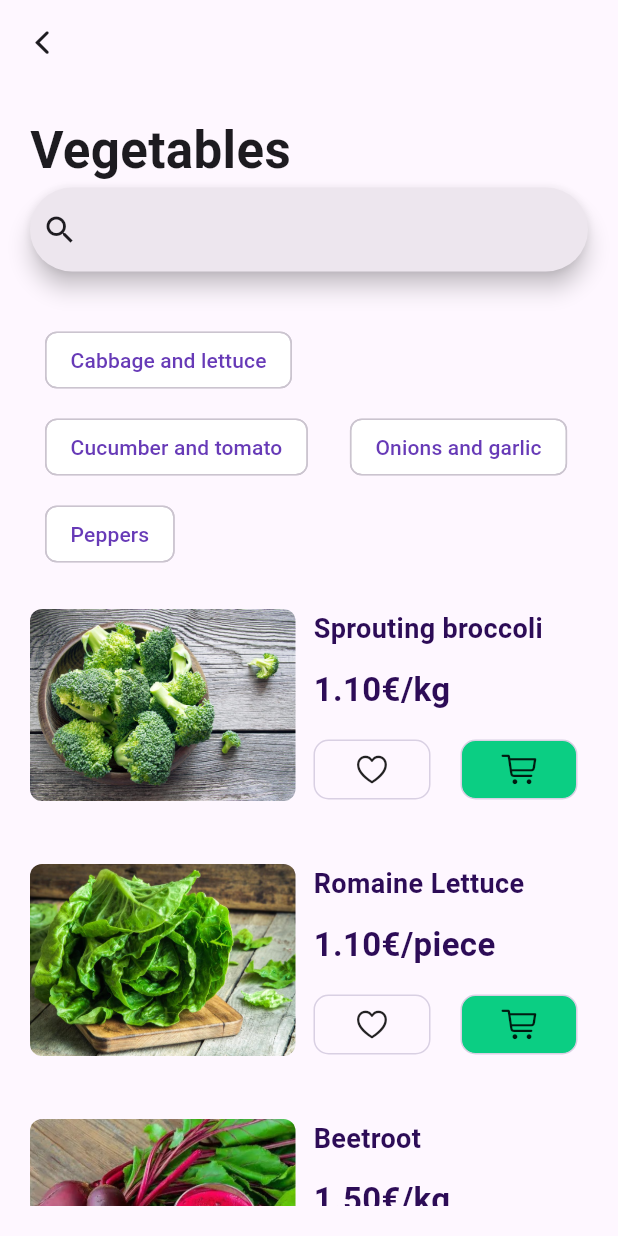
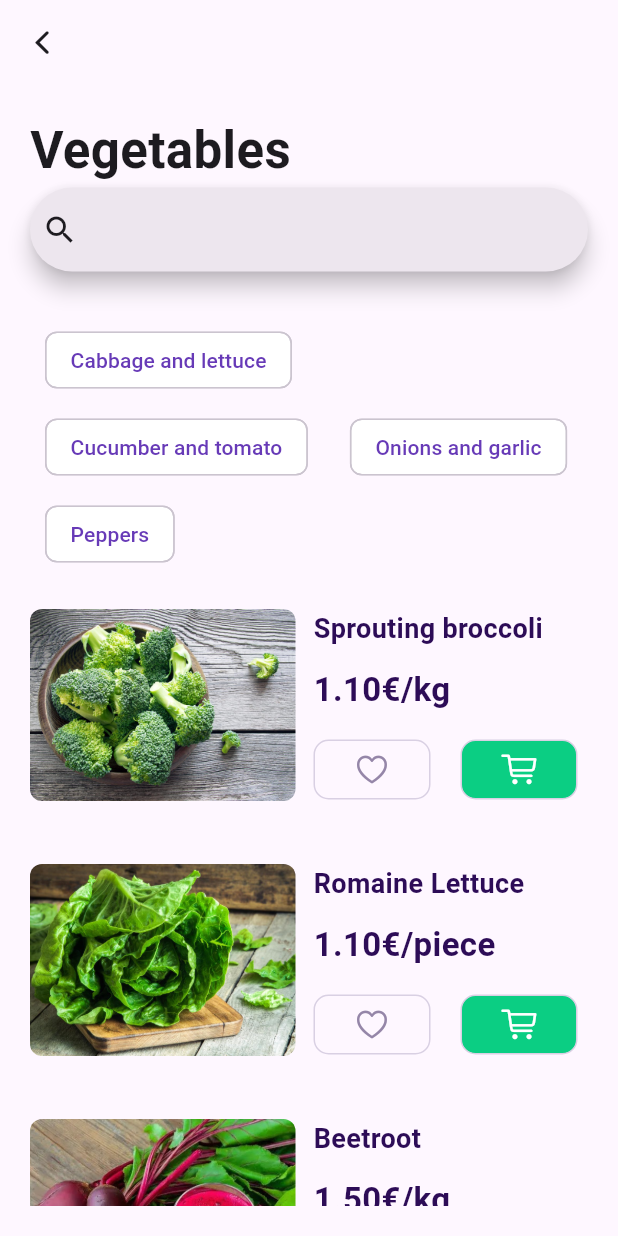
Before and after one commit to tanjilalom/Food-Delivery, a Flutter app: the Vegetables screen opened directly, on a phone screen of 412 x 824 dp. Run offline on Flutter 3.47's test engine with Material 3 defaults, Android fonts, the phone set to English and light mode, and no system bars; our stand-ins replace get.

Commit message:
design updated

```diff
--- a/lib/screen/vegetables.dart
+++ b/lib/screen/vegetables.dart
@@ -80,16 +80,20 @@ class _VegetablesState extends State<Vegetables> {
                                     color: Color(0xff2D0C57),
                                   ),
                                 ),
-                                SizedBox(height: 12,),
+                                SizedBox(
+                                  height: 12,
+                                ),
                                 Text(
                                   itemname.price,
                                   style: TextStyle(
-                                      fontWeight: FontWeight.w700,
-                                      fontSize: 22,
-                                      color: Color(0xff2D0C57),
+                                    fontWeight: FontWeight.w700,
+                                    fontSize: 22,
+                                    color: Color(0xff2D0C57),
                                   ),
                                 ),
-                                SizedBox(height: 18,),
+                                SizedBox(
+                                  height: 18,
+                                ),
                                 Padding(
                                   padding: const EdgeInsets.only(bottom: 16.0),
                                   child: Row(
@@ -99,7 +103,10 @@ class _VegetablesState extends State<Vegetables> {
                                       Container(
                                         height: 40,
                                         width: 78,
-                                        child: Icon(CupertinoIcons.heart),
+                                        child: Icon(
+                                          CupertinoIcons.heart,
+                                          color: Color(0xff9586a8),
+                                        ),
                                         decoration: BoxDecoration(
                                             border: Border.all(
                                               color: Color(0xffD9D0E3),
@@ -113,7 +120,7 @@ class _VegetablesState extends State<Vegetables> {
                                       Container(
                                         height: 40,
                                         width: 78,
-                                        child: Icon(CupertinoIcons.cart),
+                                        child: Icon(CupertinoIcons.cart, color: Colors.white,),
                                         decoration: BoxDecoration(
                                             color: Color(0xff0BCE83),
                                             border: Border.all(
```
